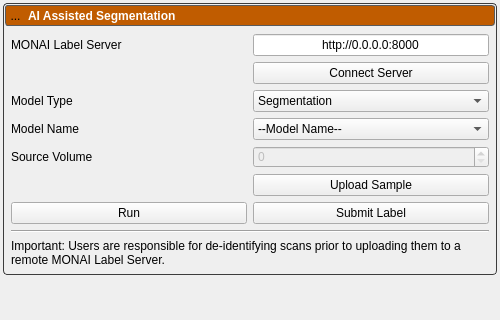
This is Studio/ShapeWorksMONAI/MonaiLabelTool.ui in SCIInstitute/ShapeWorks as Qt 5 draws it before an edit; both pictures show x 0 to 500 and y 0 to 320 of the 500 by 1451 pixel window. The edited form follows.
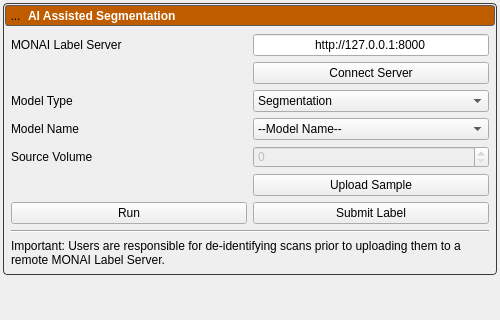
This is the edited form. Icons and pictures are not drawn.

Commit message:
Change default MONAI Label server address to 127.0.0.1
Connecting to 0.0.0.0 works on mac for some reason, but it's supposed
to be a universal invalid address.  I've only seen it used as a
listening address to mean "listen on all interfaces".

The edit to the form file:
```diff
--- a/Studio/ShapeWorksMONAI/MonaiLabelTool.ui
+++ b/Studio/ShapeWorksMONAI/MonaiLabelTool.ui
@@ -271,7 +271,7 @@
                <item row="0" column="1">
                 <widget class="QLineEdit" name="serverAddressField">
                  <property name="text">
-                  <string>http://0.0.0.0:8000</string>
+                  <string>http://127.0.0.1:8000</string>
                  </property>
                  <property name="alignment">
                   <set>Qt::AlignCenter</set>
```
